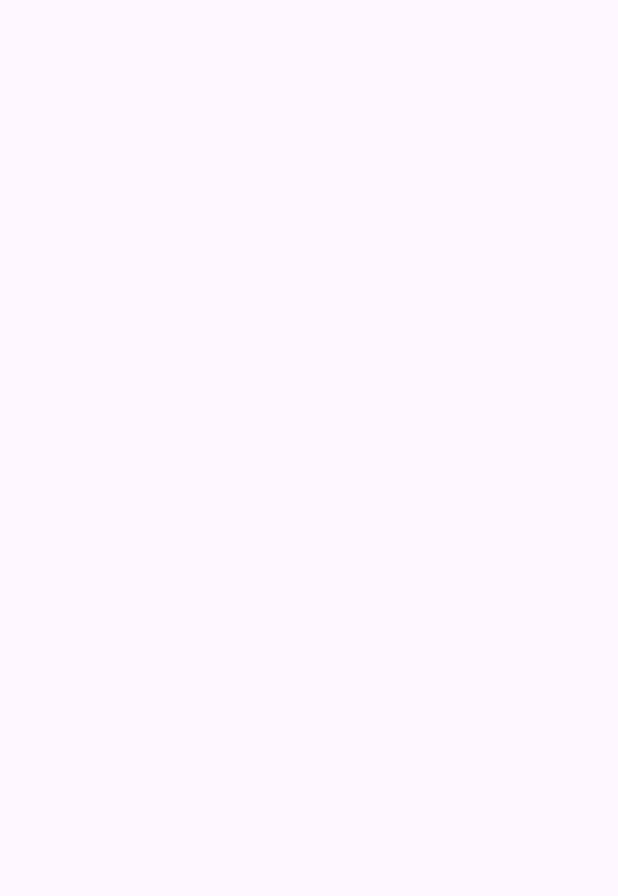
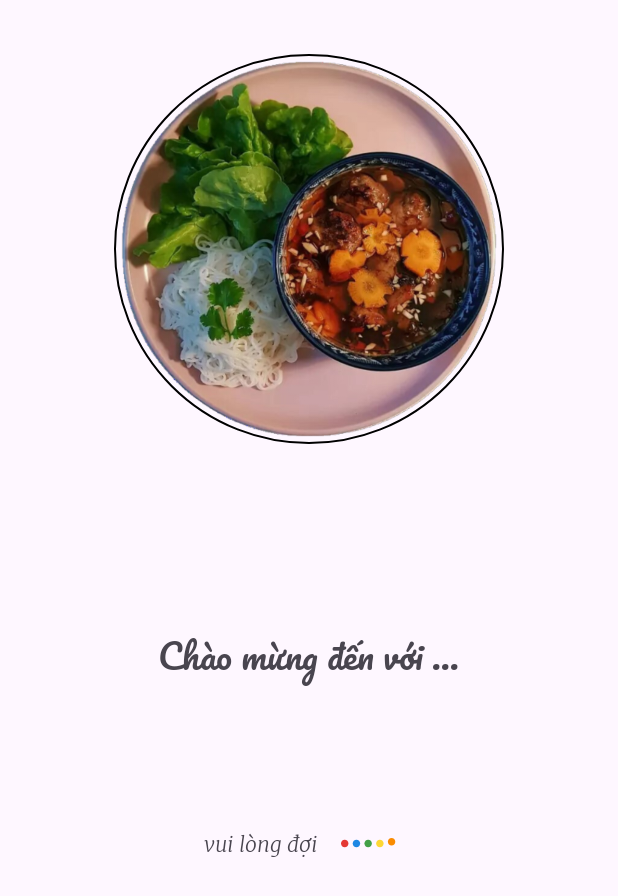
Before and after one commit to tritoan24/Khopro, an Android app: the LoadingActivity screen opened directly, with no data from a screen before it, on a phone screen of 412 x 824 dp. Before the commit the part shown is empty. Shown: the top 896 px of the screen. Run offline under Robolectric (Android 15) with nearby library versions, the phone set to English and light mode, and no system bars.

Commit message:
tritoanadd ngày 24/11

```diff
--- a/app/build.gradle
+++ b/app/build.gradle
@@ -36,4 +36,6 @@ dependencies {
     testImplementation 'junit:junit:4.13.2'
     androidTestImplementation 'androidx.test.ext:junit:1.1.5'
     androidTestImplementation 'androidx.test.espresso:espresso-core:3.5.1'
+    //
+    implementation 'com.airbnb.android:lottie:3.6.1'
 }
--- a/app/src/main/AndroidManifest.xml
+++ b/app/src/main/AndroidManifest.xml
@@ -13,10 +13,10 @@
         android:theme="@style/Theme.Khopro"
         tools:targetApi="31">
         <activity
-            android:name=".LoadingActivity"
+            android:name=".MainActivity"
             android:exported="false" />
         <activity
-            android:name=".MainActivity"
+            android:name=".LoadingActivity"
             android:exported="true">
             <intent-filter>
                 <action android:name="android.intent.action.MAIN" />
--- a/app/src/main/java/com/ph32395/khopro/LoadingActivity.java
+++ b/app/src/main/java/com/ph32395/khopro/LoadingActivity.java
@@ -2,7 +2,12 @@ package com.ph32395.khopro;
 
 import androidx.appcompat.app.AppCompatActivity;
 
+import android.content.Intent;
 import android.os.Bundle;
+import android.os.Handler;
+import android.view.animation.Animation;
+import android.view.animation.AnimationUtils;
+import android.widget.ImageView;
 
 public class LoadingActivity extends AppCompatActivity {
 
@@ -10,5 +15,19 @@ public class LoadingActivity extends AppCompatActivity {
     protected void onCreate(Bundle savedInstanceState) {
         super.onCreate(savedInstanceState);
         setContentView(R.layout.activity_loading);
+
+        ImageView bunchaImage = findViewById(R.id.buncha_image);
+        Animation rotateAnimation = AnimationUtils.loadAnimation(this, R.anim.rotate);
+        bunchaImage.startAnimation(rotateAnimation);
+
+        new Handler().postDelayed(new Runnable() {
+            @Override
+            public void run() {
+                Intent intent = new Intent(LoadingActivity.this, MainActivity.class);
+                startActivity(intent);
+                finish();
+            }
+        }, 3000);
+
     }
 }
--- /dev/null
+++ b/app/src/main/res/anim/rotate.xml
@@ -0,0 +1,11 @@
+<!-- res/anim/rotate_continuous.xml -->
+<rotate
+    xmlns:android="http://schemas.android.com/apk/res/android"
+    android:fromDegrees="0"
+    android:toDegrees="360"
+    android:pivotX="50%"
+    android:pivotY="50%"
+    android:repeatMode="restart"
+    android:repeatCount="infinite"
+    android:interpolator="@android:interpolator/linear"
+    android:duration="6400" />
--- /dev/null
+++ b/app/src/main/res/drawable/circle_background.xml
@@ -0,0 +1,10 @@
+<?xml version="1.0" encoding="utf-8"?>
+<!-- res/drawable/circle_background.xml -->
+<shape
+    xmlns:android="http://schemas.android.com/apk/res/android"
+    android:shape="oval">
+    <solid android:color="@android:color/transparent" />
+    <stroke
+        android:width="1dp"
+        android:color="#000000" />
+</shape>
--- a/app/src/main/res/layout/activity_loading.xml
+++ b/app/src/main/res/layout/activity_loading.xml
@@ -1,9 +1,59 @@
 <?xml version="1.0" encoding="utf-8"?>
-<androidx.constraintlayout.widget.ConstraintLayout xmlns:android="http://schemas.android.com/apk/res/android"
+<LinearLayout xmlns:android="http://schemas.android.com/apk/res/android"
     xmlns:app="http://schemas.android.com/apk/res-auto"
     xmlns:tools="http://schemas.android.com/tools"
     android:layout_width="match_parent"
     android:layout_height="match_parent"
-    tools:context=".LoadingActivity">
+    tools:context=".LoadingActivity"
+    android:orientation="vertical"
+    android:gravity="center_horizontal"
+    >
 
-</androidx.constraintlayout.widget.ConstraintLayout>
+    <ImageView
+        android:id="@+id/buncha_image"
+        android:layout_width="260dp"
+        android:layout_height="260dp"
+        android:src="@drawable/anhbunchaloading"
+        android:layout_gravity="center"
+        android:layout_margin="36dp"
+        android:layout_centerInParent="true"
+        android:background="@drawable/circle_background"
+        android:layerType="hardware" />
+<TextView
+    android:id="@+id/txtchaomung"
+    android:layout_width="wrap_content"
+    android:layout_height="wrap_content"
+    android:text="Chào mừng đến với ..."
+    android:textSize="23dp"
+    android:layout_marginTop="80dp"
+    android:fontFamily="@font/font2loading"
+    />
+    <LinearLayout
+        android:layout_width="match_parent"
+        android:layout_height="wrap_content"
+        android:orientation="horizontal"
+        android:gravity="center"
+        android:layout_marginTop="80dp"
+        >
+        <TextView
+            android:layout_width="wrap_content"
+            android:layout_height="50dp"
+            android:text="vui lòng đợi "
+            android:gravity="center"
+            android:textStyle="italic"
+            android:fontFamily="@font/fontloading"
+            />
+        <com.airbnb.lottie.LottieAnimationView
+            android:id="@+id/animation_view"
+            android:layout_width="60dp"
+            android:layout_height="50dp"
+            app:lottie_autoPlay="true"
+            app:lottie_loop="true"
+            app:lottie_rawRes="@raw/loading"
+
+            />
+    </LinearLayout>
+
+
+
+</LinearLayout>
```
Also changed, not shown: app/src/main/res/raw/loading.json (added, +1 -0 lines), app/src/main/res/drawable/anhbunchaloading.png (added), app/src/main/res/font/font2loading.ttf (added), app/src/main/res/font/fontloading.ttf (added), 1 other file.
